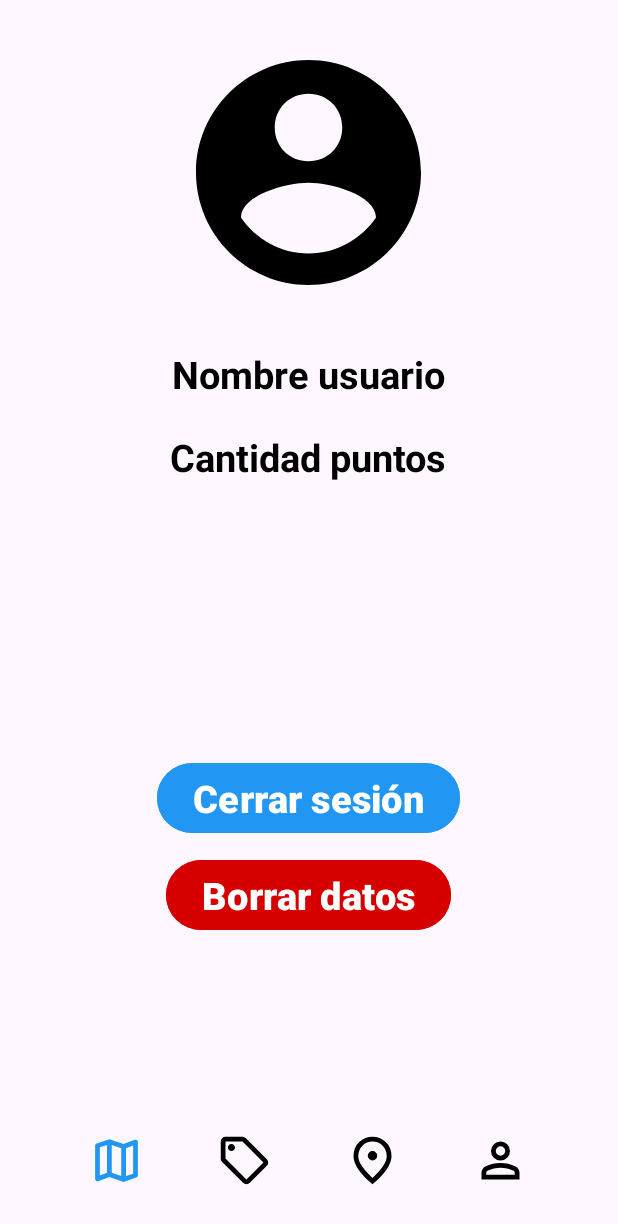
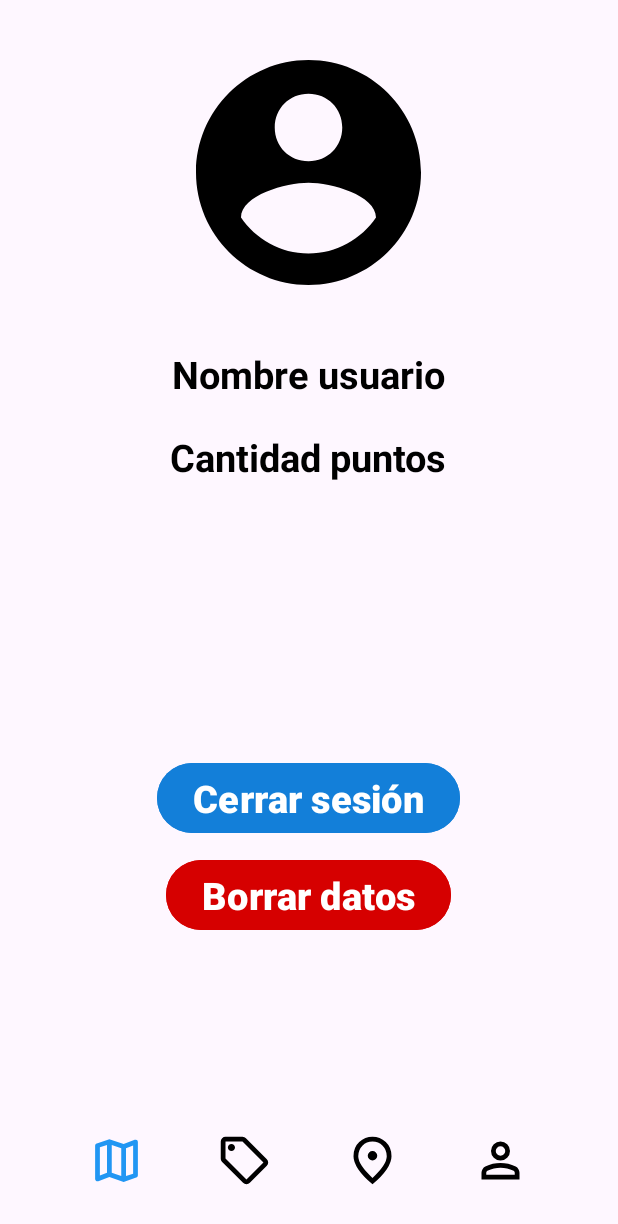
Before and after one commit to jindaardam1/TravelTracker, an Android app: the fragment PerfilFragment placed in its activity, on a phone screen of 412 x 824 dp. Shown: the top 1224 px of the screen. Run offline under Robolectric (Android 15) with nearby library versions, the phone set to English and light mode, and no system bars; our stand-ins replace Room's generated code.

Commit message:
Cambiado botón perfil

```diff
--- a/app/src/main/res/layout/fragment_perfil.xml
+++ b/app/src/main/res/layout/fragment_perfil.xml
@@ -47,7 +47,7 @@
         android:layout_above="@id/Borrar_datos"
         android:layout_centerInParent="true"
         android:layout_marginBottom="10dp"
-        android:backgroundTint="@color/lightblue"
+        android:backgroundTint="@color/blue"
         android:gravity="center"
         android:text="Cerrar sesión"
         android:textSize="25sp"
```
